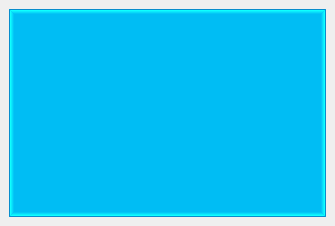
Old version of the form RfidCabinet/RfidCell/rfidarea.ui in the repository birdman1992/RfidCabinet.
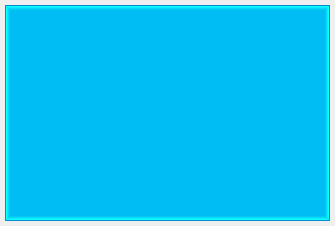
New version of the form.

What changed in the file:
```diff
--- a/RfidCabinet/RfidCell/rfidarea.ui
+++ b/RfidCabinet/RfidCell/rfidarea.ui
@@ -21,16 +21,16 @@
     <number>0</number>
    </property>
    <property name="leftMargin">
-    <number>9</number>
+    <number>5</number>
    </property>
    <property name="topMargin">
-    <number>9</number>
+    <number>5</number>
    </property>
    <property name="rightMargin">
-    <number>9</number>
+    <number>5</number>
    </property>
    <property name="bottomMargin">
-    <number>9</number>
+    <number>5</number>
    </property>
    <item>
     <widget class="QLabel" name="label">
```
